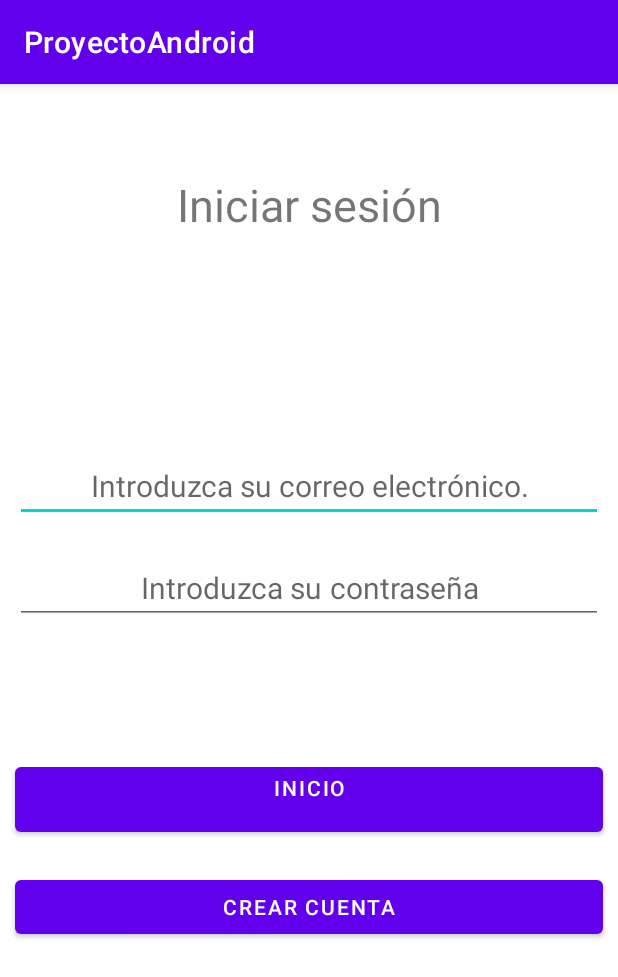
After one commit to AlvaroVeraOrtiz/ProyectoAndroid, an Android app: the LoginActivity screen opened directly, with no data from a screen before it, on a phone screen of 412 x 824 dp. The commit adds this screen. Shown: the top 977 px of the screen. Run offline under Robolectric (Android 15) with nearby library versions, the phone set to English and light mode, and no system bars.

Commit message:
Añadida pestaña de inicio

```diff
--- a/app/src/main/AndroidManifest.xml
+++ b/app/src/main/AndroidManifest.xml
@@ -3,11 +3,13 @@
     package="com.example.proyectoandroid">
 
     <uses-permission android:name="android.permission.INTERNET" />
+
     <queries>
         <intent>
-            <action android:name="com.google.android.youtube.api.service.START"/>
+            <action android:name="com.google.android.youtube.api.service.START" />
         </intent>
     </queries>
+
     <application
         android:allowBackup="true"
         android:icon="@mipmap/ic_launcher"
@@ -16,9 +18,12 @@
         android:supportsRtl="true"
         android:theme="@style/Theme.ProyectoAndroid">
         <activity
+            android:name=".LoginActivity"
+            android:exported="false" />
+        <activity
             android:name=".YoutubeActivity"
             android:exported="false"
-            android:windowSoftInputMode="stateHidden|adjustPan"/>
+            android:windowSoftInputMode="stateHidden|adjustPan" />
         <activity
             android:name=".MainActivity"
             android:exported="true"
--- /dev/null
+++ b/app/src/main/java/com/example/proyectoandroid/LoginActivity.java
@@ -0,0 +1,18 @@
+package com.example.proyectoandroid;
+
+import androidx.appcompat.app.AppCompatActivity;
+
+import android.os.Bundle;
+import android.view.View;
+
+public class LoginActivity extends AppCompatActivity {
+
+    @Override
+    protected void onCreate(Bundle savedInstanceState) {
+        super.onCreate(savedInstanceState);
+        setContentView(R.layout.activity_login);
+    }
+
+    public void iniciarSesion(View view) {
+    }
+}
--- /dev/null
+++ b/app/src/main/res/layout/activity_login.xml
@@ -0,0 +1,78 @@
+<?xml version="1.0" encoding="utf-8"?>
+<androidx.constraintlayout.widget.ConstraintLayout xmlns:android="http://schemas.android.com/apk/res/android"
+    xmlns:app="http://schemas.android.com/apk/res-auto"
+    xmlns:tools="http://schemas.android.com/tools"
+    android:layout_width="match_parent"
+    android:layout_height="match_parent"
+    tools:context=".LoginActivity">
+
+
+    <LinearLayout
+        android:layout_width="0dp"
+        android:layout_height="0dp"
+        android:orientation="vertical"
+        app:layout_constraintBottom_toBottomOf="parent"
+        app:layout_constraintEnd_toEndOf="parent"
+        app:layout_constraintStart_toStartOf="parent"
+        app:layout_constraintTop_toTopOf="parent">
+
+        <TextView
+            android:layout_width="match_parent"
+            android:layout_height="wrap_content"
+            android:layout_gravity="center"
+            android:layout_marginBottom="30dp"
+            android:gravity="center"
+            android:paddingTop="60dp"
+            android:paddingBottom="40dp"
+            android:text="@string/iniciar_sesion"
+            android:textSize="30sp" />
+
+        <Space
+            android:layout_width="match_parent"
+            android:layout_height="63dp" />
+
+        <EditText
+            android:id="@+id/correoDeUsuario"
+            android:layout_width="match_parent"
+            android:layout_height="wrap_content"
+            android:layout_margin="10dp"
+            android:gravity="center"
+            android:hint="@string/introduzca_correo"
+            android:textSize="20sp" />
+
+        <EditText
+            android:id="@+id/passwordDeUsuario"
+            android:layout_width="match_parent"
+            android:layout_height="wrap_content"
+            android:layout_margin="10dp"
+            android:gravity="center"
+            android:hint="@string/introduzca_contraseña"
+            android:inputType="textPassword"
+            android:textSize="20sp" />
+
+        <Space
+            android:layout_width="match_parent"
+            android:layout_height="69dp" />
+
+        <Button
+            android:id="@+id/inicioSesion"
+            android:layout_width="match_parent"
+            android:layout_height="wrap_content"
+            android:layout_margin="10dp"
+            android:gravity="center"
+            android:onClick="iniciarSesion"
+            android:paddingBottom="20dp"
+            android:text="@string/inicio" />
+
+        <Button
+            android:id="@+id/crearCuenta"
+            android:layout_width="match_parent"
+            android:layout_height="wrap_content"
+            android:layout_margin="10dp"
+            android:gravity="center"
+            android:text="@string/crear_cuenta" />
+
+    </LinearLayout>
+
+
+</androidx.constraintlayout.widget.ConstraintLayout>
--- a/app/src/main/res/values/strings.xml
+++ b/app/src/main/res/values/strings.xml
@@ -8,6 +8,7 @@
     <string name="action_settings">Settings</string>
 
     <string name="inicio">Inicio</string>
+    <string name="iniciar_sesion">Iniciar sesión</string>
     <string name="menu_mas_tarde">Ver Más tarde</string>
     <string name="menu_home">Home</string>
     <string name="search_placeholder">Buscar Vídeos...</string>
@@ -18,6 +19,8 @@
     <string name="watch_later">Ver Más Tarde</string>
     <string name="watched">Vistos</string>
     <string name="dropped">Abandonados</string>
-    <!-- TODO: Remove or change this placeholder text -->
     <string name="hello_blank_fragment">Hello blank fragment</string>
+    <string name="introduzca_correo">Introduzca su correo electrónico.</string>
+    <string name="introduzca_contraseña">Introduzca su contraseña</string>
+    <string name="crear_cuenta">Crear cuenta</string>
 </resources>
```
